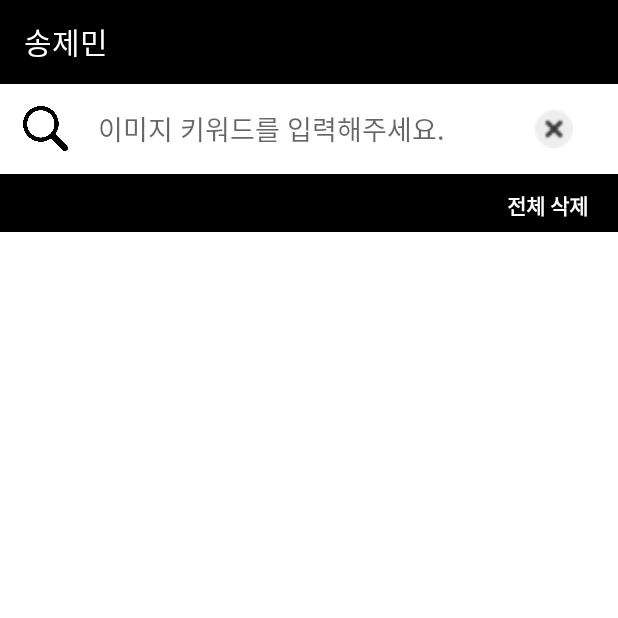
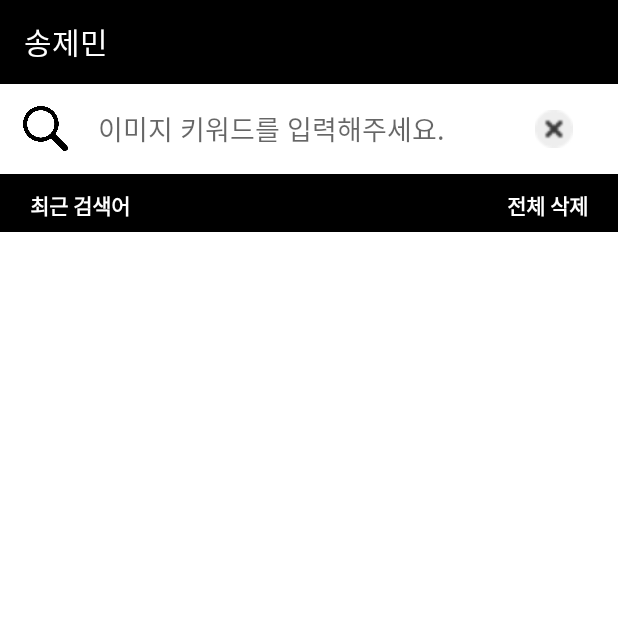
Before and after one commit to SongJemin/ImageSearchApp, an Android app: the screen it shows after launch (MainActivity), on a phone screen of 412 x 824 dp, the top half of it. Run offline under Robolectric (Android 15) with nearby library versions, the phone set to English and light mode, and no system bars; our stand-ins replace Room's generated code, RxJava, data binding; pictures from the network do not load.

Commit message:
Solve All erros

```diff
--- a/app/src/main/java/com/jem/imagesearchapp/data/dao/SearchDao.kt
+++ b/app/src/main/java/com/jem/imagesearchapp/data/dao/SearchDao.kt
@@ -7,12 +7,15 @@ import com.jem.imagesearchapp.data.model.SearchData
 @Dao
 interface SearchDao {
 
+    // 모든 데이터 가져오기
     @Query("SELECT * FROM searchdata order by dateTime DESC")
     fun getAll(): LiveData<List<SearchData>>
 
+    // 데이터 삽입
     @Insert(onConflict = OnConflictStrategy.REPLACE)
     fun insert(contact: SearchData)
 
+    // 데이터 삭제
     @Query("DELETE FROM searchdata")
     fun deleteAll()
 
--- a/app/src/main/java/com/jem/imagesearchapp/data/get/response/GetImageSearchResponse.kt
+++ b/app/src/main/java/com/jem/imagesearchapp/data/get/response/GetImageSearchResponse.kt
@@ -5,6 +5,6 @@ import com.jem.imagesearchapp.data.model.MetaData
 
 
 data class GetImageSearchResponse (
-    var meta : MetaData,
-    var documents : ArrayList<ImageData>
+    var meta : MetaData,    // 메타 데이터
+    var documents : ArrayList<ImageData>    // 이미지 데이터
 )
--- a/app/src/main/java/com/jem/imagesearchapp/ui/detail/ImageDetailActivity.kt
+++ b/app/src/main/java/com/jem/imagesearchapp/ui/detail/ImageDetailActivity.kt
@@ -15,6 +15,7 @@ class ImageDetailActivity : Activity() {
         super.onCreate(savedInstanceState)
         setContentView(R.layout.activity_image_detail)
 
+        // 데이터 받아오기
         var img_url : String = intent.getStringExtra("img_url")
         var display_sitename : String = intent.getStringExtra("display_sitename")
         var doc_url : String = intent.getStringExtra("doc_url")
--- a/app/src/main/java/com/jem/imagesearchapp/ui/main/MainActivity.kt
+++ b/app/src/main/java/com/jem/imagesearchapp/ui/main/MainActivity.kt
@@ -33,7 +33,7 @@ import java.util.*
 
 class MainActivity : BaseActivity<ActivityMainBinding>(){
 
-    var searchFocusFlag = false;
+    var searchFocusFlag = false; // 검색창 focus 잡혔는지 확인하는 변수
     lateinit var searchViewModel: SearchViewModel
     override val layoutResID : Int = R.layout.activity_main
     private lateinit var imageSearchAdapter : ImageSearchAdapter
@@ -41,11 +41,11 @@ class MainActivity : BaseActivity<ActivityMainBinding>(){
     lateinit var recyclerviewItemDeco : RecyclerviewItemDeco
     var imm : InputMethodManager? = null
     var viewModel: MainViewModel? = null
-    var today = Date()
+    var today = Date()  // 오늘 날짜
     var date = SimpleDateFormat("yyyyMMdd");
-    var count = 1
-    var pageNum = 0
-    var checkFlag : Boolean = false
+    var count = 1   // 첫 페이지
+    var pageNum = 0 // 전체 페이지
+    var noDataFlag : Boolean = true // 검색 결과 반환값이 없는지 체크 변수
 
     var inputData : String = ""
 
@@ -53,20 +53,39 @@ class MainActivity : BaseActivity<ActivityMainBinding>(){
     override fun onCreate(savedInstanceState: Bundle?) {
         super.onCreate(savedInstanceState)
         setContentView(R.layout.activity_main)
+
+        // Glide, imm, NetworService, ViewModel 설정
+        initSetting()
+
+        // 최근 검색어 SearchAdapter
+        initSearchAdapter()
+
+        // 툴바 설정
+        initToolbar()
+
+        // 리사이클러뷰 설정
+        initRecycler()
+
+        // 바인딩
+        initDataBinding()
+
+        // 이벤트
+        settingListener()
+    }
+
+    // glide, imm, networkService 설정
+    fun initSetting(){
         var requestManager : RequestManager
         requestManager = Glide.with(this)
 
-        searchAdapter = SearchAdapter({searchData -> deleteSpecif(searchData)}, {searchData -> insertData(searchData.keyword) })
-        var mLayoutManager = LinearLayoutManager(this)
-
-        main_image_list_recycler.layoutManager = mLayoutManager
-        main_image_list_recycler.adapter = searchAdapter
-        main_image_list_recycler.setHasFixedSize(true)
-
+        imm = applicationContext.getSystemService(Context.INPUT_METHOD_SERVICE) as InputMethodManager
+        val networkService: NetworkService = ApiClient.getRetrofit().create(NetworkService::class.java)
+        viewModel = MainViewModel(networkService)
         searchViewModel = ViewModelProviders.of(this).get(SearchViewModel::class.java)
         searchViewModel.getAll().observe(this, Observer<List<SearchData>>{
                 images -> searchAdapter.setSearcgDatas(images!!)
         })
+        // 상세 페이지로 선택한 이미지 데이터 보내기
         imageSearchAdapter = ImageSearchAdapter({ imageData ->
             val  intent = Intent(this, ImageDetailActivity::class.java)
             intent.putExtra("img_url", imageData.image_url)
@@ -78,40 +97,26 @@ class MainActivity : BaseActivity<ActivityMainBinding>(){
             intent.putExtra("collection", imageData.collection)
             startActivityForResult(intent, 30)
         }, requestManager)
-        imm = applicationContext.getSystemService(Context.INPUT_METHOD_SERVICE) as InputMethodManager
+    }
 
-        val networkService: NetworkService = ApiClient.getRetrofit().create(NetworkService::class.java)
-        viewModel = MainViewModel(networkService)
 
-        main_tool_bar_tb.setTitle("송제민")
-        main_tool_bar_tb.setTitleTextColor(Color.WHITE)
-        setSupportActionBar(main_tool_bar_tb)
+    // 최근 검색어 어댑터 설정
+    fun initSearchAdapter(){
+        searchAdapter = SearchAdapter({searchData -> deleteSpecif(searchData)}, {searchData -> insertData(searchData.keyword) })
+        var mLayoutManager = LinearLayoutManager(this)
 
+        main_image_list_recycler.layoutManager = mLayoutManager
+        main_image_list_recycler.adapter = searchAdapter
+    }
+
+    // 리사이클러뷰 설정
+    fun initRecycler() {
         recyclerviewItemDeco = RecyclerviewItemDeco(applicationContext)
         if (recyclerviewItemDeco != null) {
             main_image_list_recycler.removeItemDecoration(recyclerviewItemDeco!!)
         }
         main_image_list_recycler.addItemDecoration(recyclerviewItemDeco!!);
 
-
-        // Edittext focus ON
-        main_search_bar_edit.setOnFocusChangeListener { view, hasFocus ->
-
-            if (hasFocus) {
-                main_search_history_rl.visibility = View.VISIBLE
-                main_no_data_rl.visibility = View.GONE
-                main_image_list_recycler.visibility = View.GONE
-                main_page_num_rl.visibility = View.GONE
-                searchFocusFlag = true;
-            }
-
-        }
-        initRecycler()
-        initDataBinding()
-        initAfterBinding()
-
-    }
-    fun initRecycler() {
         main_image_list_recycler.run {
             adapter = imageSearchAdapter
             layoutManager = GridLayoutManager(applicationContext, 3).apply {
@@ -130,11 +135,9 @@ class MainActivity : BaseActivity<ActivityMainBinding>(){
     fun initDataBinding() {
         viewModel!!.imageSearchLiveData.observe(this, Observer {
             if(it.documents.size == 0){
-               main_no_data_rl.visibility = View.VISIBLE
-                main_search_history_rl.visibility = View.GONE
-                main_page_num_rl.visibility = View.GONE
-                main_image_list_recycler.visibility = View.GONE
-            }
+                noDataFlag = true;
+                showNoData()
+                }
             else{
                 if(count == 1){
                     pageNum = (it.meta.pageable_count / 80) + 1
@@ -146,11 +149,23 @@ class MainActivity : BaseActivity<ActivityMainBinding>(){
     }
 
 
-    fun initAfterBinding() {
+    // 이벤트 리스너 설정
+    fun settingListener() {
+        main_search_bar_edit.setOnFocusChangeListener { view, hasFocus ->
+
+            if (hasFocus) {
+                showSearchHistory()
+                searchFocusFlag = true;
+            }
+
+        }
+
+        // 검색 확인 버튼 누를 시
         main_search_btn.setOnClickListener {
             insertData(main_search_bar_edit.text.toString())
         }
 
+        // 키보드 확인 버튼 누를 시
         main_search_bar_edit.setOnEditorActionListener({ textView, actionId, keyEvent ->
 
             var handled = false
@@ -160,70 +175,97 @@ class MainActivity : BaseActivity<ActivityMainBinding>(){
             handled
         })
 
+        // 최근 검색어 전체 삭제 누를 시
         main_all_delete_tv.setOnClickListener {
-            searchViewModel.deleteAll()
+            AlertDialog.Builder(this)
+                .setIcon(android.R.drawable.ic_dialog_alert)
+                .setMessage("최근 검색어를 모두 삭제할까요?")
+                .setPositiveButton("예") { dialog, which ->
+                    searchViewModel.deleteAll()
+                }
+                .setNegativeButton("아니요", null)
+                .show()
         }
 
+        // 화면 전체 누를 시
         main_content_rl.setOnClickListener {
-            main_image_list_recycler.visibility = View.VISIBLE
+            if(!noDataFlag){
+                main_image_list_recycler.visibility = View.VISIBLE
+            }else{
+                main_no_data_rl.visibility = View.VISIBLE
+            }
             main_search_history_rl.visibility = View.GONE
             main_search_bar_edit.clearFocus()
             searchFocusFlag = false
             imm!!.hideSoftInputFromWindow(main_search_bar_edit.windowToken, 0)
         }
 
+        // 이전 페이지 버튼 누를 시
         main_prev_btn.setOnClickListener {
             if(count > 1){
                 count--;
                 viewModel!!.imageSearch(inputData, count)
                 main_page_num_tv.text = count.toString()
+                main_image_list_recycler.scrollToPosition(0)
+
             }
         }
+        // 다음 페이지 버튼 누를 시
         main_next_btn.setOnClickListener {
             if(count < pageNum){
                 count++;
+
                 viewModel!!.imageSearch(inputData, count)
+                main_image_list_recycler.scrollToPosition(0)
                 main_page_num_tv.text = count.toString()
+
             }
         }
+        // editetext 옆 x버튼 누를 시
         main_search_delete_btn.setOnClickListener {
             main_search_bar_edit.setText("")
         }
 
     }
 
+    // 이미지 리스트에 데이터 삽입
     fun insertData(inputData : String){
-        checkFlag = true
+        noDataFlag = false
         count = 1
         main_page_num_tv.text = count.toString()
 
         this.inputData = inputData
         main_search_bar_edit.clearFocus()
-        main_image_list_recycler.visibility = View.VISIBLE
-        main_search_history_rl.visibility = View.GONE
-        main_no_data_rl.visibility = View.GONE
-        main_page_num_rl.visibility = View.VISIBLE
         imm!!.hideSoftInputFromWindow(main_search_bar_edit.windowToken, 0)
         viewModel!!.imageSearch(inputData, count)
+
+        // 리사이클러뷰 최상단으로 올리기
+        main_image_list_recycler.scrollToPosition(0)
+
+        // 키워드와 오늘 date 데이터 Room DB에 삽입
         val searchData = SearchData(inputData, date.format(today))
+
+        // 키워드 값으로 edittext 글자 채우기
         main_search_bar_edit.setText(inputData)
         if(!inputData.equals("")){
+            showImageList()
             searchViewModel.insert(searchData)
-        }else{
-            main_no_data_rl.visibility = View.VISIBLE
-            main_search_history_rl.visibility = View.GONE
-            main_page_num_rl.visibility = View.GONE
-            main_image_list_recycler.visibility = View.GONE
+        }
+        // no data
+        else{
+            noDataFlag = true
+            showNoData()
         }
         searchFocusFlag = false
     }
 
+    // 특정 데이터 삭제
     fun deleteSpecif(searchData: SearchData){
         searchViewModel.delete(searchData);
     }
 
+    // 뒤로가기 기능 오버라이딩
     override fun onBackPressed() {
-
         // 최근 검색 창일 경우
         if(searchFocusFlag){
             searchFocusFlag = false;
@@ -247,6 +289,38 @@ class MainActivity : BaseActivity<ActivityMainBinding>(){
         }
     }
 
+    // 툴바 설정
+    fun initToolbar(){
+        main_tool_bar_tb.setTitle("송제민")
+        main_tool_bar_tb.setTitleTextColor(Color.WHITE)
+        setSupportActionBar(main_tool_bar_tb)
+
+    }
+
+    // 이미지데이터 반환 없을 시 사용하는 메서드
+    fun showNoData(){
+        main_no_data_rl.visibility = View.VISIBLE
+        main_page_num_rl.visibility = View.GONE
+        main_image_list_recycler.visibility = View.GONE
+        main_search_history_rl.visibility = View.GONE
+    }
+
+    // 이미지 데이터 반환 있을 시 사용하는 메서드
+    fun showImageList(){
+        main_no_data_rl.visibility = View.GONE
+        main_page_num_rl.visibility = View.VISIBLE
+        main_image_list_recycler.visibility = View.VISIBLE
+        main_search_history_rl.visibility = View.GONE
+    }
+
+    // 최근 검색어 보여주는 메서드
+    fun showSearchHistory(){
+        main_no_data_rl.visibility = View.GONE
+        main_page_num_rl.visibility = View.GONE
+        main_image_list_recycler.visibility = View.GONE
+        main_search_history_rl.visibility = View.VISIBLE
+    }
+
     // 액티비티 불러오기
     override fun onActivityResult(requestCode: Int, resultCode: Int, data: Intent?) {
         super.onActivityResult(requestCode, resultCode, data)
--- a/app/src/main/java/com/jem/imagesearchapp/util/adapter/ImageSearchAdapter.kt
+++ b/app/src/main/java/com/jem/imagesearchapp/util/adapter/ImageSearchAdapter.kt
@@ -29,14 +29,18 @@ class ImageSearchAdapter(val imageClick: (ImageData) -> Unit, var requestManager
     inner class ViewHolder(itemView: View): RecyclerView.ViewHolder(itemView) {
         var backgroundImg: ImageView = itemView!!.findViewById(R.id.item_background_img)
 
+        // 바인딩
         fun bind(image: ImageData, requestManager: RequestManager) {
             requestManager.load(image.image_url).into(backgroundImg)
+
+            // 이미지 클릭 시
             itemView.setOnClickListener {
                 imageClick(image)
             }
         }
     }
 
+    // 데이터 갱신
     fun update(imgDataArr: ArrayList<ImageData>) {
         this.images.clear()
         this.images.addAll(imgDataArr)
--- a/app/src/main/java/com/jem/imagesearchapp/util/adapter/RecyclerviewItemDeco.kt
+++ b/app/src/main/java/com/jem/imagesearchapp/util/adapter/RecyclerviewItemDeco.kt
@@ -19,9 +19,9 @@ class RecyclerviewItemDeco(context : Context) : RecyclerView.ItemDecoration() {
         outRect.right = splitSpace
     }
 
+    // 간격 5
     init{
         this.splitSpace = fromDpToPx(context, 5)
-
     }
 
     fun fromDpToPx(context : Context, dp : Int): Int {
--- a/app/src/main/java/com/jem/imagesearchapp/util/adapter/SearchAdapter.kt
+++ b/app/src/main/java/com/jem/imagesearchapp/util/adapter/SearchAdapter.kt
@@ -30,22 +30,25 @@ class SearchAdapter(val itemDeleteClick: (SearchData) -> Unit, val itemAllClick:
         private val contentTv = itemView.findViewById<TextView>(R.id.item_search_data_tv)
         private val deleteBtn = itemView.findViewById<ImageView>(R.id.item_search_delete_iv)
 
+        // 바인딩
         fun bind(search: SearchData) {
             contentTv.text = search.keyword
 
+            // 최근 검색어 특정 데이터 삭제 버튼
             deleteBtn.setOnClickListener {
                 itemDeleteClick(search)
             }
 
+            // 리스트 하나 선택
             itemView.setOnClickListener {
                 itemAllClick(search)
             }
         }
     }
 
+    // 데이터 갱신
     fun setSearcgDatas(searchDatas: List<SearchData>) {
         this.searchDatas = searchDatas
         notifyDataSetChanged()
     }
-
 }
--- a/app/src/main/java/com/jem/imagesearchapp/util/network/ApiClient.kt
+++ b/app/src/main/java/com/jem/imagesearchapp/util/network/ApiClient.kt
@@ -5,7 +5,7 @@ import retrofit2.adapter.rxjava2.RxJava2CallAdapterFactory
 import retrofit2.converter.gson.GsonConverterFactory
 
 object ApiClient {
-    // BaseURL
+    // 카카오 BaseURL
     var BASE_URL = "https://dapi.kakao.com"
     private var retrofit: Retrofit? = null
     fun getRetrofit(): Retrofit {
--- a/app/src/main/java/com/jem/imagesearchapp/util/repository/SearchRepository.kt
+++ b/app/src/main/java/com/jem/imagesearchapp/util/repository/SearchRepository.kt
@@ -12,11 +12,12 @@ class SearchRepository(application: Application) {
     private val contactDao: SearchDao = contactDatabase.contactDao()
     private val contacts: LiveData<List<SearchData>> = contactDao.getAll()
 
+    // 모든 데이터 가져오기
     fun getAll(): LiveData<List<SearchData>> {
         return contacts
     }
 
-
+    // 데이터 삽입
     fun insert(contact: SearchData) {
         try {
             val thread = Thread(Runnable {
@@ -25,6 +26,7 @@ class SearchRepository(application: Application) {
         } catch (e: Exception) { }
     }
 
+    // 모든 데이터 삭제
     fun deleteAll() {
         try {
             val thread = Thread(Runnable {
@@ -34,6 +36,7 @@ class SearchRepository(application: Application) {
         } catch (e: Exception) { }
     }
 
+    // 특정 데이터 삭제
     fun delete(contact: SearchData) {
         try {
             val thread = Thread(Runnable {
--- a/app/src/main/java/com/jem/imagesearchapp/viewmodel/MainViewModel.kt
+++ b/app/src/main/java/com/jem/imagesearchapp/viewmodel/MainViewModel.kt
@@ -16,6 +16,7 @@ class MainViewModel(val networkService: NetworkService) : BaseViewModel() {
     private val _imageSearchResponseLiveData = MutableLiveData<GetImageSearchResponse>()
     val imageSearchLiveData : LiveData<GetImageSearchResponse> = _imageSearchResponseLiveData
 
+    // 이미지 통신 subscribe
     fun imageSearch(inputString : String, count : Int){
         addDisposable(networkService.getImageSearch(KAKAO_REST_API_KEY, inputString, count.toString())
             .subscribeOn(Schedulers.io())
@@ -29,5 +30,4 @@ class MainViewModel(val networkService: NetworkService) : BaseViewModel() {
             },{}))
     }
 
-
 }
--- a/app/src/main/java/com/jem/imagesearchapp/viewmodel/SearchViewModel.kt
+++ b/app/src/main/java/com/jem/imagesearchapp/viewmodel/SearchViewModel.kt
@@ -10,19 +10,23 @@ class SearchViewModel(application: Application) : AndroidViewModel(application)
     private val repository = SearchRepository(application)
     private val searchDatas = repository.getAll()
 
+    // 데이터 전부 가져오기
     fun getAll() : LiveData<List<SearchData>> {
         return this.searchDatas
     }
 
+    // 데이터 삽입
     fun insert(searchData : SearchData){
         repository.delete(searchData)
         repository.insert(searchData)
     }
 
+    // DB 데이터 모두 삭제
     fun deleteAll(){
         repository.deleteAll()
     }
 
+    // 특정 데이터 삭제
     fun delete(searchData: SearchData){
         repository.delete(searchData)
     }
--- a/app/src/main/res/layout/activity_main.xml
+++ b/app/src/main/res/layout/activity_main.xml
@@ -20,7 +20,7 @@
                 android:id="@+id/main_tool_bar_tb"
                 android:layout_width="match_parent"
                 android:layout_height="wrap_content"
-                android:background="?attr/colorPrimary"
+                android:background="@color/colorPrimary"
                 android:minHeight="?attr/actionBarSize"
                 android:theme="?attr/actionBarTheme" />
 
@@ -92,6 +92,17 @@
                         android:id="@+id/main_all_delete_rl"
                         android:layout_width="wrap_content"
                         android:layout_height="35dp">
+
+                    <TextView
+                            android:layout_width="wrap_content"
+                            android:layout_height="35dp"
+                            android:text="최근 검색어"
+                            android:textColor="#ffffff"
+                            android:textStyle="bold"
+                            android:layout_centerVertical="true"
+                            android:layout_marginStart="20dp"
+                            android:gravity="center_vertical"
+                            />
 
                     <TextView
                             android:id="@+id/main_all_delete_tv"
--- a/app/src/main/res/values/colors.xml
+++ b/app/src/main/res/values/colors.xml
@@ -4,4 +4,5 @@
     <color name="colorPrimaryDark">#000000</color>
     <color name="colorAccent">#00BFFF</color>
     <color name="transparent">#00000000</color>
+    <color name="kakao">#F7E600</color>
 </resources>
--- a/app/src/main/res/values/strings.xml
+++ b/app/src/main/res/values/strings.xml
@@ -1,4 +1,4 @@
 <resources>
-    <string name="app_name">ImageSearchApp</string>
+    <string name="app_name">이미지 검색앱(송제민)</string>
     <string name="tb_name">"송제민"</string>
 </resources>
```
